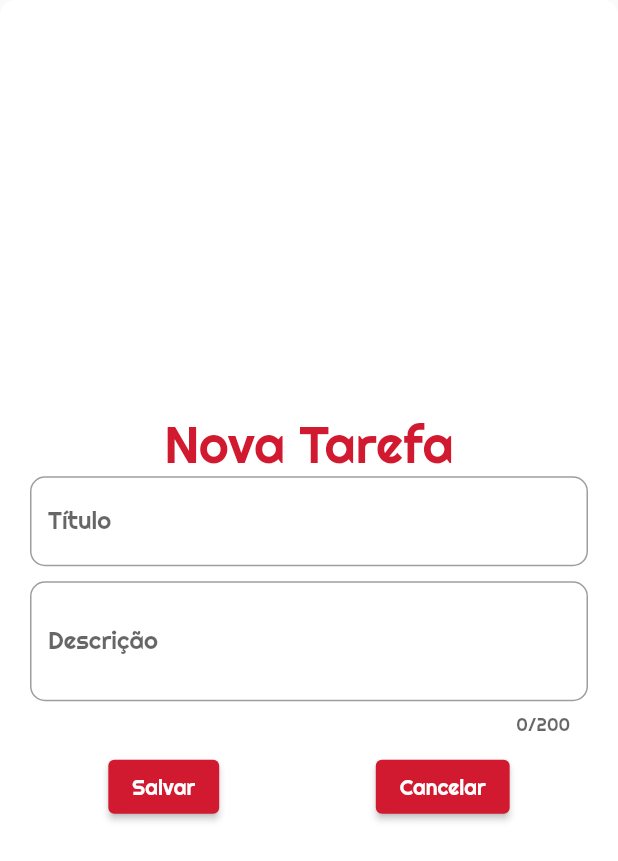
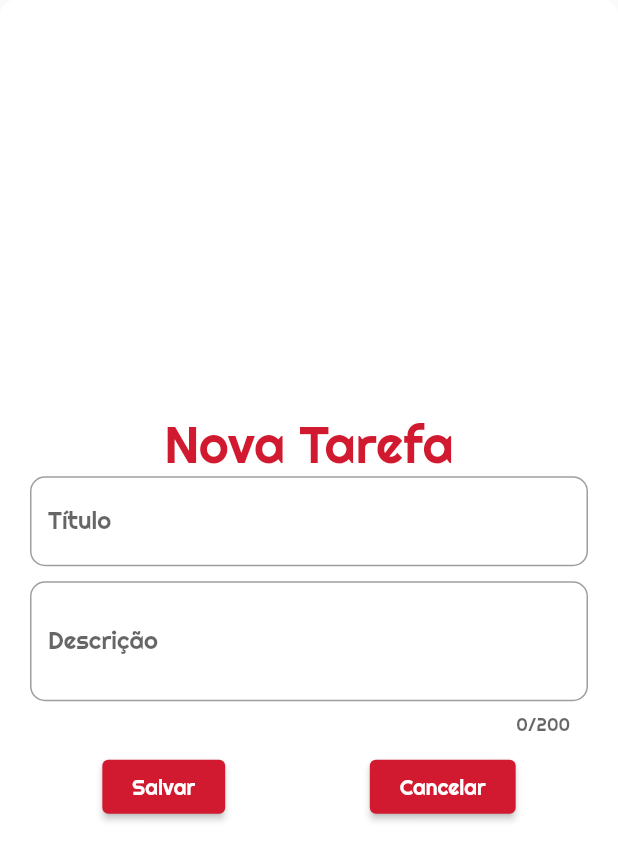
Before and after one commit to Multimedia-Project-UFPB/task-music-app-flutter, a Flutter app: the NewTskDialog widget shown alone on an empty page, opened directly, on a phone screen of 412 x 824 dp. Shown: the top 861 px of the screen. Run offline on Flutter 3.47's test engine with Material 2 defaults, Android fonts, the phone set to English and light mode, and no system bars; our stand-ins replace flutter_mobx, mobx; generated files the repository leaves out were written again; network calls fail.

Commit message:
Implementing method buildButtonDialog()

```diff
--- a/lib/app/widgets/new_task_dialog.dart
+++ b/lib/app/widgets/new_task_dialog.dart
@@ -58,14 +58,14 @@ class NewTskDialog extends StatelessWidget {
             Row(
               mainAxisAlignment: MainAxisAlignment.spaceAround,
               children: [
-                ElevatedButton(
-                  onPressed: () => Navigator.pop(context),
-                  child: const Text('Salvar'),
+                buildButtonDialog(
+                  'Salvar',
+                  () {},
                 ),
-                ElevatedButton(
-                  onPressed: () {},
-                  child: const Text('Cancelar'),
-                ),
+                buildButtonDialog(
+                  'Cancelar',
+                  () => Navigator.pop(context),
+                )
               ],
             )
           ],
@@ -73,4 +73,14 @@ class NewTskDialog extends StatelessWidget {
       ),
     );
   }
+
+  ElevatedButton buildButtonDialog(String title, Function() function) {
+    return ElevatedButton(
+      onPressed: function,
+      child: Text(title),
+      style: ElevatedButton.styleFrom(
+        padding: const EdgeInsets.only(left: 20, right: 20),
+      ),
+    );
+  }
 }
```
